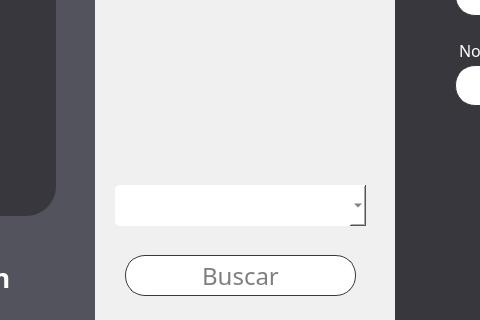
First picture: the form in app/frontend/pantalla_adeudo_cobrador.ui, repository uRicardoCaballero/Radcomtest, before the edit; both pictures show x 245 to 725 and y 405 to 725 of the 1275 by 725 pixel window.
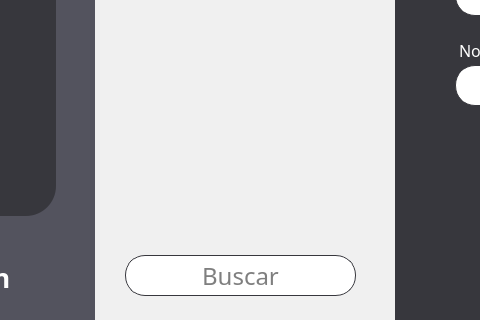
Second picture: the form after the edit. Icons and pictures are not drawn.

What changed in the file:
```diff
--- a/app/frontend/pantalla_adeudo_cobrador.ui
+++ b/app/frontend/pantalla_adeudo_cobrador.ui
@@ -683,31 +683,6 @@
      <string>Buscar</string>
     </property>
    </widget>
-   <widget class="QComboBox" name="Select1">
-    <property name="geometry">
-     <rect>
-      <x>20</x>
-      <y>590</y>
-      <width>251</width>
-      <height>41</height>
-     </rect>
-    </property>
-    <property name="font">
-     <font>
-      <family>Montserrat</family>
-      <pointsize>-1</pointsize>
-     </font>
-    </property>
-    <property name="styleSheet">
-     <string notr="true">QComboBox{
- 	background: #FFFFFF;
-	color: #37373d;
-	border-radius: 5px;
-	font-family: Montserrat; /* Type of font */
-    font-size: 16px;                /* Size of the text */
-}</string>
-    </property>
-   </widget>
   </widget>
   <widget class="QLabel" name="label">
    <property name="geometry">
```
